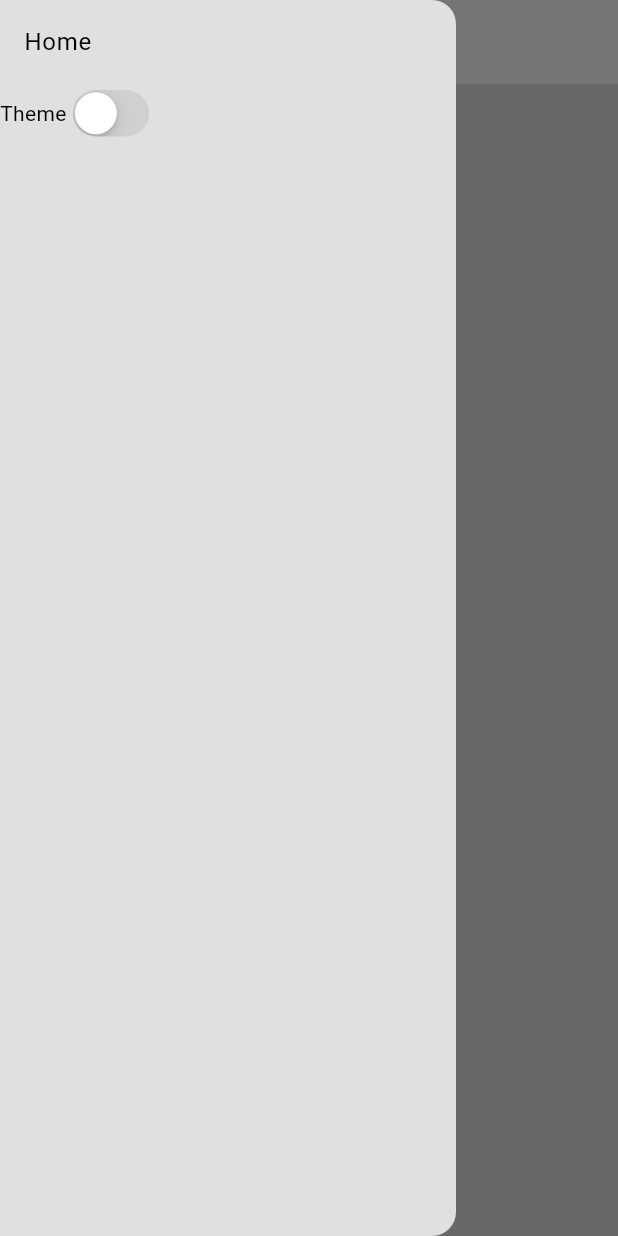
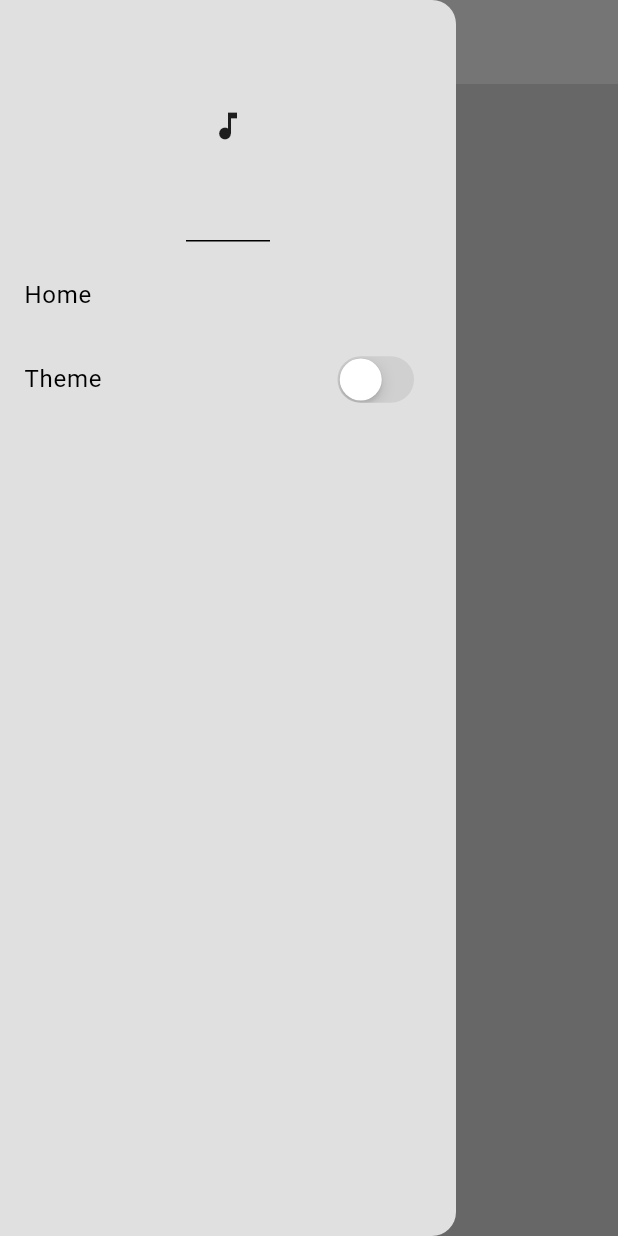
Before and after one commit to nitta02/Music-Player-Application, a Flutter app: the screen it shows after launch, with the side drawer open, on a phone screen of 412 x 824 dp. Run offline on Flutter 3.47's test engine with Material 3 defaults, Android fonts, the phone set to English and light mode, and no system bars.

Commit message:
non commit

```diff
--- a/lib/presentation/screens/mainscreen.dart
+++ b/lib/presentation/screens/mainscreen.dart
@@ -13,9 +13,20 @@ class _MainscreenState extends State<Mainscreen> {
   Widget build(BuildContext context) {
     return Scaffold(
       backgroundColor: Theme.of(context).colorScheme.background,
-      drawer: const DrawerWidget(),
+      drawer: DrawerWidget(),
       appBar: AppBar(
-        title: const Text('Playlist'),
+        title: Text('Playlist'),
+      ),
+      body: Container(
+        color: Theme.of(context).colorScheme.background,
+        child: ListView.builder(
+          itemBuilder: (context, index) {
+            return ListTile(
+              onTap: () {},
+              title: Text('Song'),
+            );
+          },
+        ),
       ),
     );
   }
--- a/lib/presentation/widgets/drawer.dart
+++ b/lib/presentation/widgets/drawer.dart
@@ -17,21 +17,31 @@ class _DrawerWidgetState extends State<DrawerWidget> {
       backgroundColor: Theme.of(context).colorScheme.background,
       child: Column(
         children: [
+          const DrawerHeader(
+            child: Icon(Icons.music_note),
+          ),
+          const ListTile(
+            title: Text(
+              'Home',
+              style: TextStyle(
+                fontSize: 16,
+              ),
+            ),
+          ),
           ListTile(
-            title: Text('Home'),
+            title: const Text(
+              'Theme',
+              style: TextStyle(
+                fontSize: 16,
+              ),
+            ),
+            trailing: CupertinoSwitch(
+              value: Provider.of<Themeprovider>(context, listen: false).isDark,
+              onChanged: (value) {
+                Provider.of<Themeprovider>(context, listen: false).setTheme();
+              },
+            ),
           ),
-          Row(
-            children: [
-              Text('Theme'),
-              CupertinoSwitch(
-                value:
-                    Provider.of<Themeprovider>(context, listen: false).isDark,
-                onChanged: (value) {
-                  Provider.of<Themeprovider>(context, listen: false).setTheme();
-                },
-              ),
-            ],
-          )
         ],
       ),
     );
```
Also changed, not shown: lib/core/model/songModel.dart (added, +11 -0 lines), lib/presentation/screens/musicScreen.dart (added, +49 -0 lines), lib/core/provider/songProvider.dart (added).
